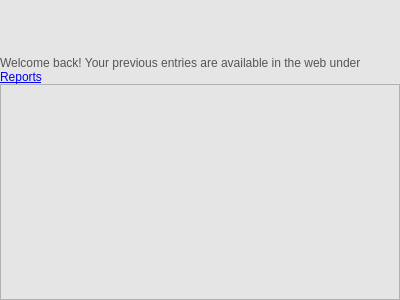
Qt form src/ui/linux/TogglDesktop/timeentrylistwidget.ui (toggl-open-source/toggldesktop) before a commit.
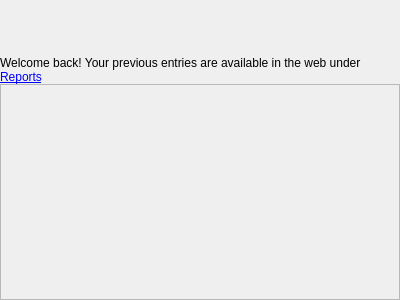
The same form after that commit. Custom widgets are drawn as their Qt base class.

Commit message: Handle dark and light variants in the main window (linux)

Patch:
```diff
--- a/src/ui/linux/TogglDesktop/timeentrylistwidget.ui
+++ b/src/ui/linux/TogglDesktop/timeentrylistwidget.ui
@@ -13,9 +13,6 @@
   <property name="windowTitle">
    <string>Form</string>
   </property>
-  <property name="styleSheet">
-   <string notr="true">background-color: rgb(229,229,229);</string>
-  </property>
   <layout class="QVBoxLayout" name="verticalLayout">
    <property name="spacing">
     <number>0</number>
@@ -50,9 +47,6 @@
    </item>
    <item>
     <widget class="QLabel" name="blankView">
-     <property name="styleSheet">
-      <string notr="true">color:rgb(85, 85, 85);</string>
-     </property>
      <property name="text">
       <string>Welcome back! Your previous entries are available in the web under &lt;a href=&quot;#reports&quot;&gt;Reports&lt;/a&gt;</string>
      </property>
@@ -75,6 +69,12 @@
      <property name="focusPolicy">
       <enum>Qt::NoFocus</enum>
      </property>
+     <property name="autoFillBackground">
+      <bool>false</bool>
+     </property>
+     <property name="styleSheet">
+      <string notr="true">QListWidget { background-color:palette(window); }</string>
+     </property>
      <property name="horizontalScrollBarPolicy">
       <enum>Qt::ScrollBarAsNeeded</enum>
      </property>
```
The commit also changes 4 other files.
